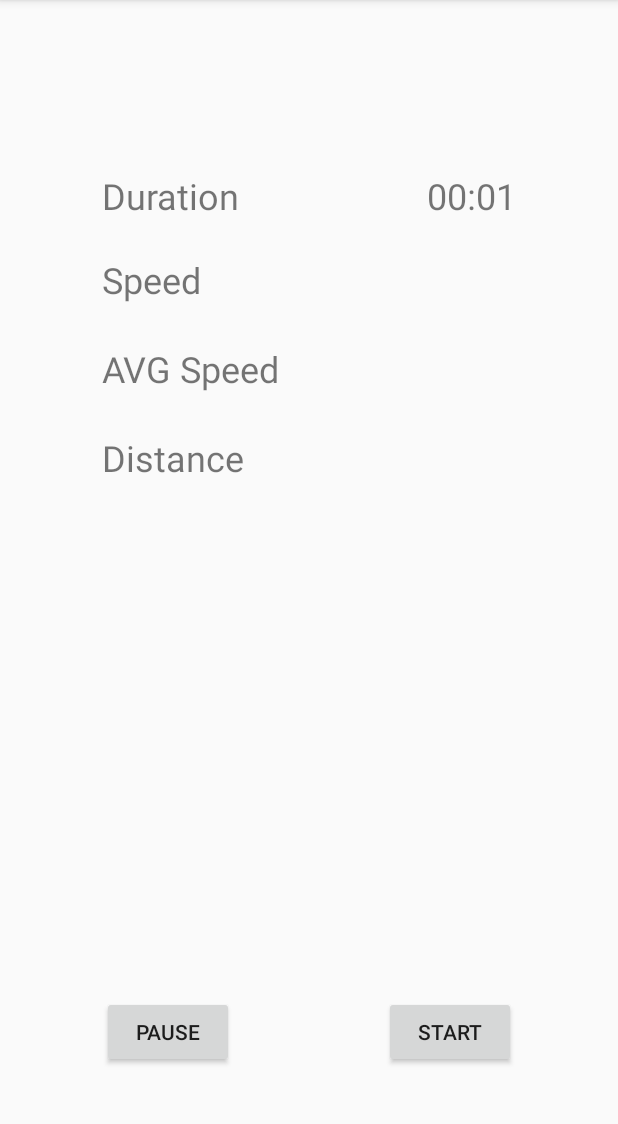
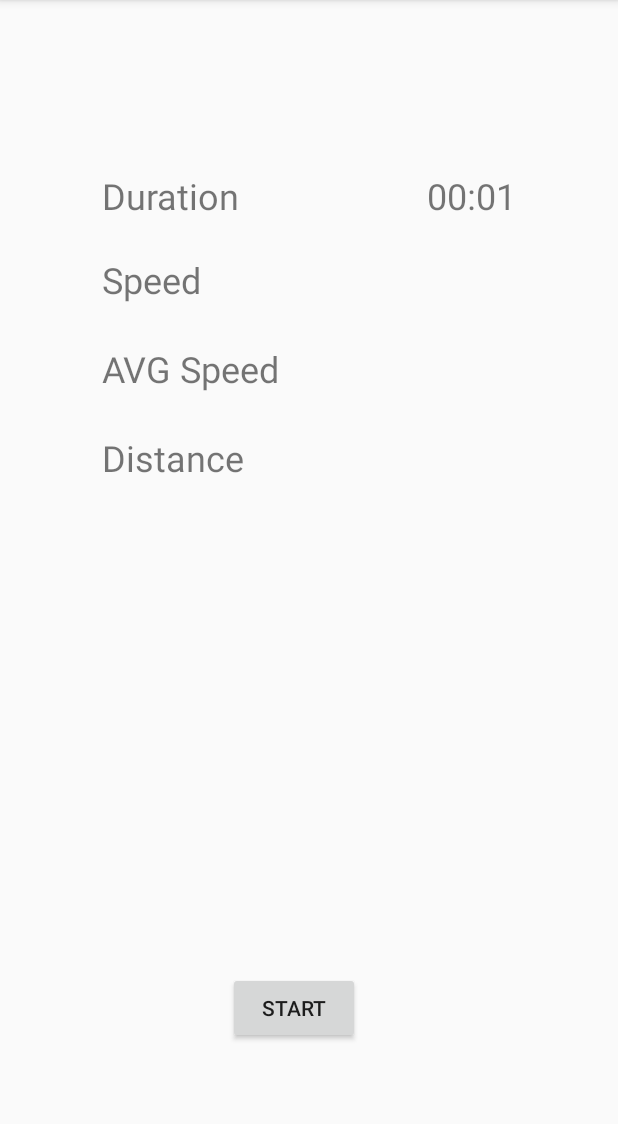
Before and after one commit to Matthieu42/OpenTrack, an Android app: the screen it shows after launch (MainActivity), after a tap on "STOP", on a phone screen of 412 x 824 dp, the part 84-1208 px from its top. Run offline under Robolectric (Android 15) with nearby library versions, the phone set to English and light mode, and no system bars; 1 other tap on this screen came first.

Commit message:
Remove pause

```diff
--- a/app/src/main/java/mines_ales/org/opentrack/model/Trip.kt
+++ b/app/src/main/java/mines_ales/org/opentrack/model/Trip.kt
@@ -7,27 +7,16 @@ class Trip(nameP : String){
     private var name = nameP
     private var startTime : Long = 0
     private var currentTime: Long = 0
-    private var paused:Boolean = true
+    private var started:Boolean = false
     private var stopped:Boolean = false
 
 
     public fun startTrip(){
-        this.paused = false
+        this.started = true
         this.startTime = currentTimeMillis()
     }
 
-    public fun pauseTrip(){
-        this.paused = true
-
-    }
-
-    public fun unPauseTrip(){
-        this.paused = false
-
-    }
-
     public fun stopTrip(){
-        pauseTrip()
         this.stopped = true
     }
 
@@ -39,14 +28,11 @@ class Trip(nameP : String){
         this.setCurrentTime()
         return currentTime
     }
-    public fun isPaused() : Boolean{
-        return this.paused
-    }
     public fun isStopped() : Boolean{
         return this.stopped
     }
 
     public fun isRunning(): Boolean {
-        return !this.isPaused() && !this.isStopped()
+        return this.started && !this.isStopped()
     }
 }
--- a/app/src/main/res/layout/activity_main.xml
+++ b/app/src/main/res/layout/activity_main.xml
@@ -8,26 +8,16 @@
     tools:layout_editor_absoluteY="81dp">
 
     <Button
-        android:id="@+id/startButton"
-        android:layout_width="wrap_content"
-        android:layout_height="wrap_content"
-        android:layout_marginEnd="68dp"
-        android:onClick="onClick"
-        android:text="@string/start"
-        app:layout_constraintBottom_toBottomOf="@+id/pauseButton"
-        app:layout_constraintEnd_toEndOf="parent"
-        app:layout_constraintTop_toTopOf="@+id/pauseButton"
-        app:layout_constraintVertical_bias="0.0" />
-
-    <Button
-            android:id="@+id/pauseButton"
+            android:id="@+id/startButton"
             android:layout_width="wrap_content"
             android:layout_height="wrap_content"
-            android:layout_marginStart="68dp"
-            android:layout_marginBottom="56dp"
-            android:text="@string/pause"
-            app:layout_constraintBottom_toBottomOf="parent"
-            app:layout_constraintStart_toStartOf="parent" android:onClick="onClick"/>
+            android:layout_marginEnd="172dp"
+            android:onClick="onClick"
+            android:text="@string/start"
+            app:layout_constraintEnd_toEndOf="parent"
+            android:layout_marginBottom="72dp" app:layout_constraintBottom_toBottomOf="parent"
+            android:layout_marginStart="8dp" app:layout_constraintStart_toStartOf="parent"
+            app:layout_constraintHorizontal_bias="1.0"/>
 
     <TextView
         android:id="@+id/durationLabel"
```
Also changed, not shown: app/src/main/java/mines_ales/org/opentrack/MainActivity.kt (+1 -10 lines).
